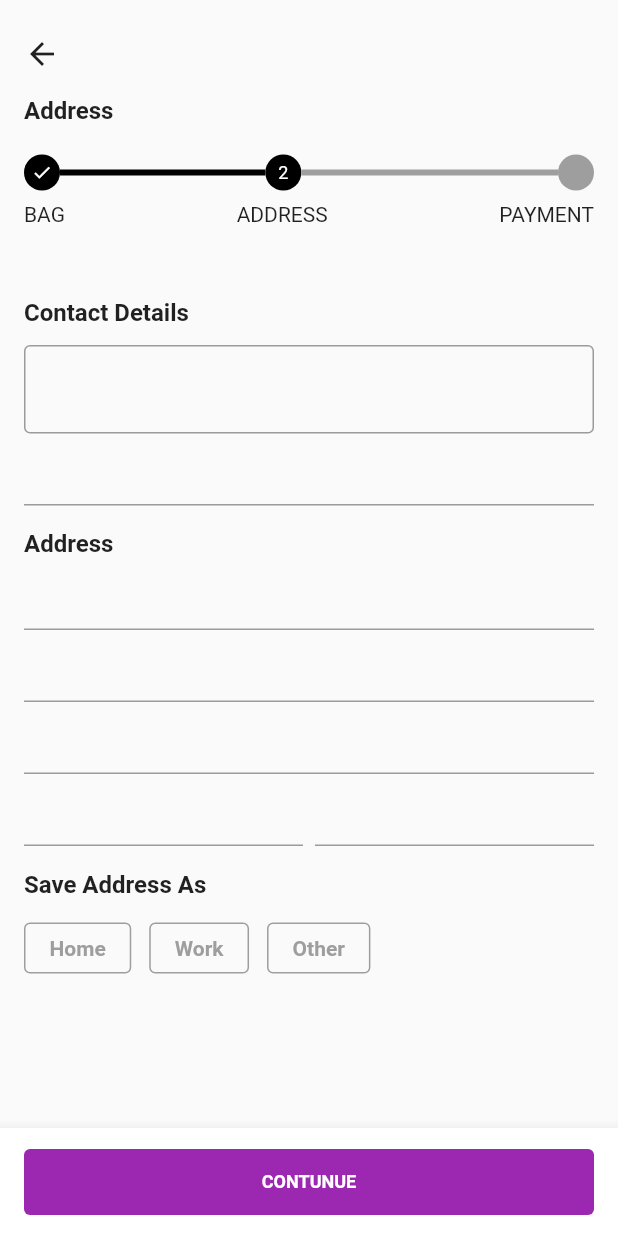
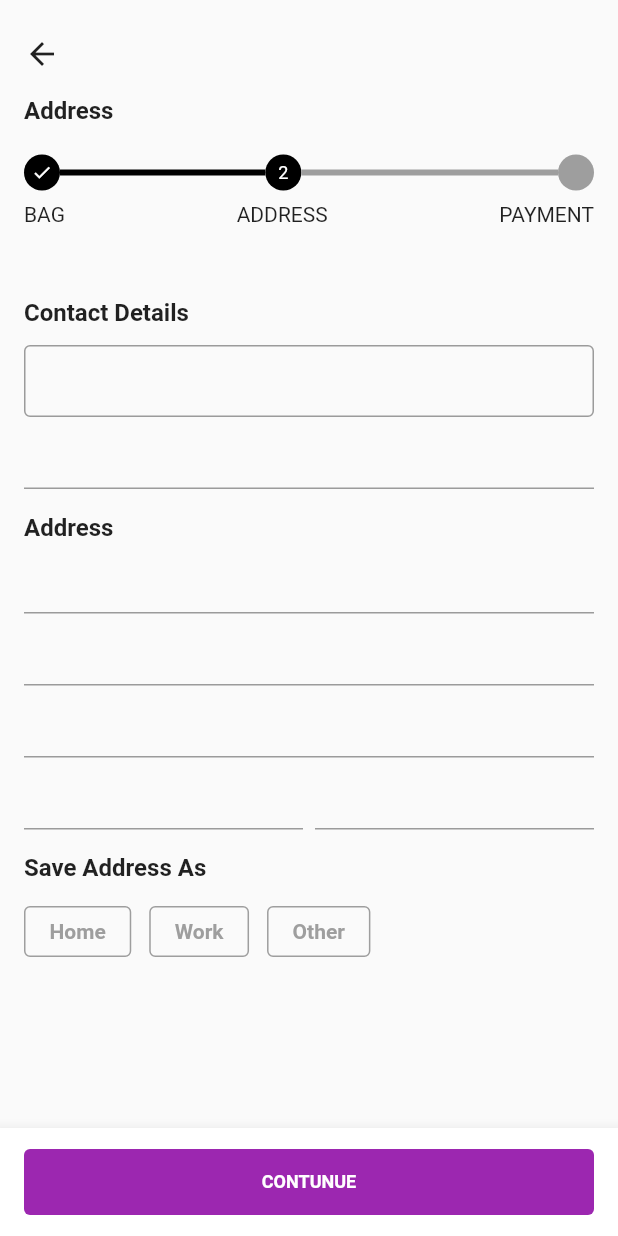
Before and after one commit to JAICHANGPARK/flutter_notebook_20th_story, a Flutter app: the screen it shows after launch, on a phone screen of 412 x 824 dp. Run offline on Flutter 3.47's test engine with Material 2 defaults, Android fonts, the phone set to English and light mode, and no system bars; our stand-ins replace badges, date_picker_timeline, dotted_border, dotted_line, flutter_riverpod, flutter_svg and 4 more; missing offline and left inert: barcode.

Commit message:
Update checkout_address_screen.dart

```diff
--- a/lib/ep1199_e_commerce_checkout/src/ui/checkout_address_screen.dart
+++ b/lib/ep1199_e_commerce_checkout/src/ui/checkout_address_screen.dart
@@ -114,9 +114,12 @@ class _CheckoutAddressScreenState extends State<CheckoutAddressScreen> {
                         SizedBox(
                           height: 12,
                         ),
-                        TextField(
-                          decoration: InputDecoration(
-                            border: OutlineInputBorder(),
+                        SizedBox(
+                          height: 48,
+                          child: TextField(
+                            decoration: InputDecoration(
+                              border: OutlineInputBorder(),
+                            ),
                           ),
                         ),
                         TextField(),
```
